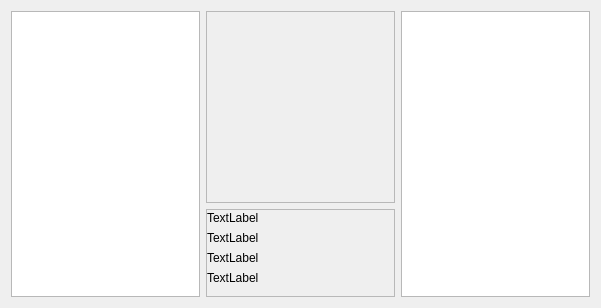
First picture: the form in photomanager.ui, repository sta147/PhotoManagerWidget, before the edit.
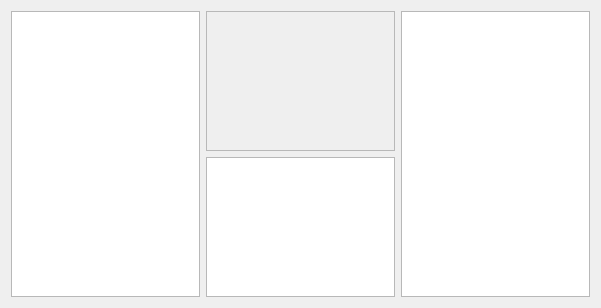
Second picture: the form after the edit.

Diff of the .ui file:
```diff
--- a/photomanager.ui
+++ b/photomanager.ui
@@ -31,76 +31,7 @@
        </widget>
       </item>
       <item>
-       <widget class="QScrollArea" name="scrollArea">
-        <property name="widgetResizable">
-         <bool>true</bool>
-        </property>
-        <widget class="QWidget" name="scrollAreaWidgetContents">
-         <property name="geometry">
-          <rect>
-           <x>0</x>
-           <y>0</y>
-           <width>183</width>
-           <height>77</height>
-          </rect>
-         </property>
-         <widget class="QLabel" name="label_4">
-          <property name="geometry">
-           <rect>
-            <x>0</x>
-            <y>60</y>
-            <width>147</width>
-            <height>16</height>
-           </rect>
-          </property>
-          <property name="text">
-           <string>TextLabel</string>
-          </property>
-         </widget>
-         <widget class="QLabel" name="label_3">
-          <property name="geometry">
-           <rect>
-            <x>0</x>
-            <y>40</y>
-            <width>147</width>
-            <height>16</height>
-           </rect>
-          </property>
-          <property name="text">
-           <string>TextLabel</string>
-          </property>
-         </widget>
-         <widget class="QLabel" name="label">
-          <property name="geometry">
-           <rect>
-            <x>0</x>
-            <y>0</y>
-            <width>147</width>
-            <height>16</height>
-           </rect>
-          </property>
-          <property name="text">
-           <string>TextLabel</string>
-          </property>
-          <property name="scaledContents">
-           <bool>true</bool>
-          </property>
-         </widget>
-         <widget class="QLabel" name="label_2">
-          <property name="geometry">
-           <rect>
-            <x>0</x>
-            <y>20</y>
-            <width>147</width>
-            <height>16</height>
-           </rect>
-          </property>
-          <property name="text">
-           <string>TextLabel</string>
-          </property>
-         </widget>
-        </widget>
-       </widget>
+       <widget class="QTextBrowser" name="textBrowser"/>
       </item>
      </layout>
     </item>
```
